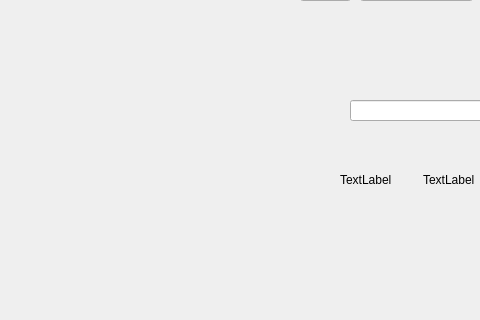
Qt form Poker/Visuals/Gamewindow/gamewindow.ui (Cenzito/Poker) before a commit; both pictures show x 0 to 480 and y 380 to 700 of the 1000 by 700 pixel window.
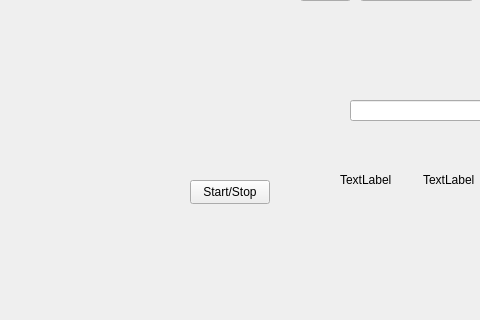
The same form after that commit.

The edit to the form file:
```diff
--- a/Poker/Visuals/Gamewindow/gamewindow.ui
+++ b/Poker/Visuals/Gamewindow/gamewindow.ui
@@ -577,6 +577,19 @@
      <bool>true</bool>
     </property>
    </widget>
+   <widget class="QPushButton" name="pushButton_2">
+    <property name="geometry">
+     <rect>
+      <x>190</x>
+      <y>560</y>
+      <width>80</width>
+      <height>24</height>
+     </rect>
+    </property>
+    <property name="text">
+     <string>Start/Stop</string>
+    </property>
+   </widget>
    <zorder>horizontalLayoutWidget</zorder>
    <zorder>label_table</zorder>
    <zorder>label_card2</zorder>
```
Left out of the diff: 3 changed lines with no effect on the pictures.
